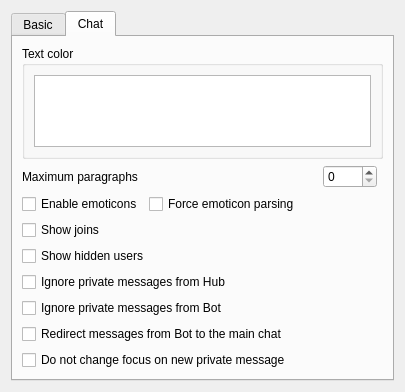
Qt form eiskaltdcpp/ui/UISettingsGUI.ui (eiskaltdcpp/eiskaltdcpp) before a commit.
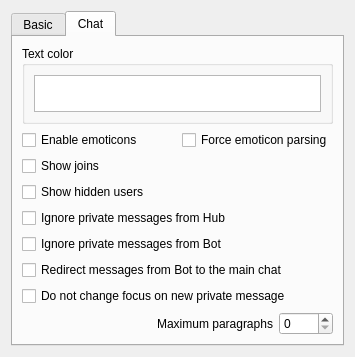
The same form after that commit. The open tabs and pages were chosen to show the change.

The edit to the form file:
```diff
--- a/eiskaltdcpp/ui/UISettingsGUI.ui
+++ b/eiskaltdcpp/ui/UISettingsGUI.ui
@@ -6,8 +6,8 @@
    <rect>
     <x>0</x>
     <y>0</y>
-    <width>405</width>
-    <height>356</height>
+    <width>355</width>
+    <height>346</height>
    </rect>
   </property>
   <property name="windowTitle">
@@ -142,101 +142,128 @@
       <attribute name="title">
        <string>Chat</string>
       </attribute>
-      <layout class="QGridLayout" name="gridLayout_2">
-       <item row="0" column="0" colspan="4">
+      <layout class="QVBoxLayout" name="verticalLayout_2">
+       <item>
         <widget class="QGroupBox" name="groupBox">
          <property name="title">
           <string>Text color</string>
          </property>
          <layout class="QGridLayout" name="gridLayout_3">
           <item row="0" column="0">
-           <widget class="QListWidget" name="listWidget_CHATCOLOR"/>
+           <widget class="QListWidget" name="listWidget_CHATCOLOR">
+            <property name="minimumSize">
+             <size>
+              <width>0</width>
+              <height>35</height>
+             </size>
+            </property>
+           </widget>
           </item>
          </layout>
         </widget>
        </item>
-       <item row="3" column="0" colspan="2">
+       <item>
+        <layout class="QHBoxLayout" name="horizontalLayout_2">
+         <item>
+          <widget class="QCheckBox" name="checkBox_EMOT">
+           <property name="text">
+            <string>Enable emoticons</string>
+           </property>
+          </widget>
+         </item>
+         <item>
+          <spacer name="horizontalSpacer_3">
+           <property name="orientation">
+            <enum>Qt::Horizontal</enum>
+           </property>
+           <property name="sizeHint" stdset="0">
+            <size>
+             <width>40</width>
+             <height>20</height>
+            </size>
+           </property>
+          </spacer>
+         </item>
+         <item>
+          <widget class="QCheckBox" name="checkBox_EMOTFORCE">
+           <property name="text">
+            <string>Force emoticon parsing</string>
+           </property>
+          </widget>
+         </item>
+        </layout>
+       </item>
+       <item>
         <widget class="QCheckBox" name="checkBox_CHATJOINS">
          <property name="text">
           <string>Show joins</string>
          </property>
         </widget>
        </item>
-       <item row="4" column="0" colspan="4">
+       <item>
         <widget class="QCheckBox" name="checkBox_CHATHIDDEN">
          <property name="text">
           <string>Show hidden users</string>
          </property>
         </widget>
        </item>
-       <item row="5" column="0" colspan="4">
+       <item>
         <widget class="QCheckBox" name="checkBox_IGNOREPMHUB">
          <property name="text">
           <string>Ignore private messages from Hub</string>
          </property>
         </widget>
        </item>
-       <item row="6" column="0" colspan="4">
+       <item>
         <widget class="QCheckBox" name="checkBox_IGNOREPMBOT">
          <property name="text">
           <string>Ignore private messages from Bot</string>
          </property>
         </widget>
        </item>
-       <item row="8" column="0" colspan="4">
+       <item>
         <widget class="QCheckBox" name="checkBox_REDIRECTPMBOT">
          <property name="text">
           <string>Redirect messages from Bot to the main chat</string>
          </property>
         </widget>
        </item>
-       <item row="10" column="0" colspan="4">
+       <item>
         <widget class="QCheckBox" name="checkBox_KEEPFOCUS">
          <property name="text">
           <string>Do not change focus on new private message</string>
          </property>
         </widget>
        </item>
-       <item row="1" column="0">
+       <item>
+        <layout class="QHBoxLayout" name="horizontalLayout">
+         <item>
         <widget class="QLabel" name="label">
+           <property name="sizePolicy">
+            <sizepolicy hsizetype="Expanding" vsizetype="Preferred">
+             <horstretch>0</horstretch>
+             <verstretch>0</verstretch>
+            </sizepolicy>
+           </property>
          <property name="text">
           <string>Maximum paragraphs</string>
          </property>
-        </widget>
-       </item>
-       <item row="1" column="1">
-        <spacer name="horizontalSpacer">
-         <property name="orientation">
-          <enum>Qt::Horizontal</enum>
-         </property>
-         <property name="sizeHint" stdset="0">
-          <size>
-           <width>40</width>
-           <height>20</height>
-          </size>
-         </property>
-        </spacer>
-       </item>
-       <item row="1" column="2">
+           <property name="alignment">
+            <set>Qt::AlignRight|Qt::AlignTrailing|Qt::AlignVCenter</set>
+           </property>
+           <property name="wordWrap">
+            <bool>true</bool>
+           </property>
+          </widget>
+         </item>
+         <item>
         <widget class="QSpinBox" name="spinBox_PARAGRAPHS">
          <property name="maximum">
           <number>1000</number>
          </property>
         </widget>
        </item>
-       <item row="2" column="0">
-        <widget class="QCheckBox" name="checkBox_EMOT">
-         <property name="text">
-          <string>Enable emoticons</string>
-         </property>
-        </widget>
-       </item>
-       <item row="2" column="1" colspan="2">
-        <widget class="QCheckBox" name="checkBox_EMOTFORCE">
-         <property name="text">
-          <string>Force emoticon parsing</string>
-         </property>
-        </widget>
+        </layout>
        </item>
       </layout>
      </widget>
```
Left out of the diff: 67 changed lines with no effect on the pictures. Lines whose indentation alone changed are shown as unchanged.
